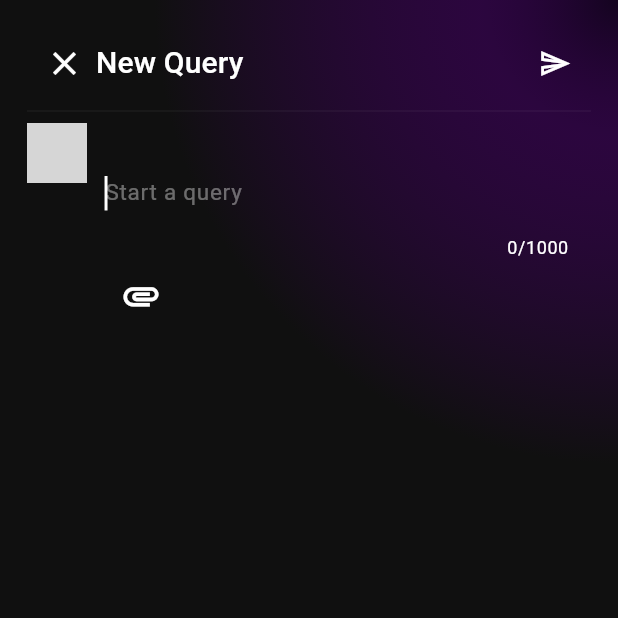
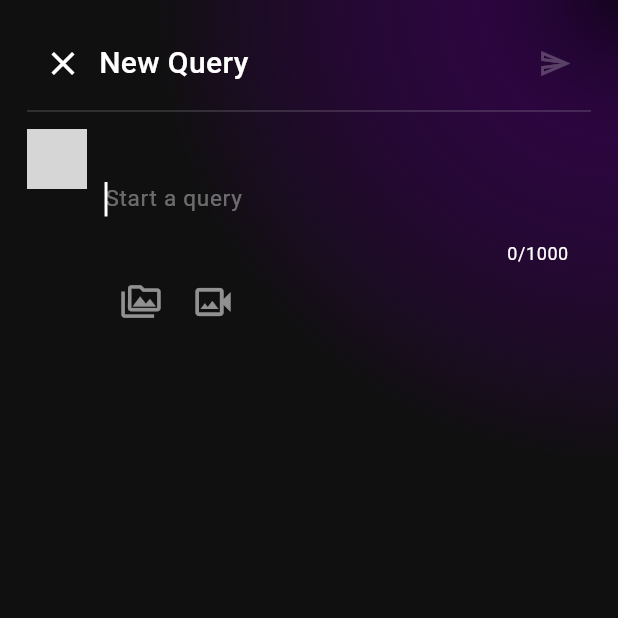
Before and after one commit to Shougotmollik/ByteLoop, a Flutter app: the AddQueryScreen screen opened directly, on a phone screen of 412 x 824 dp, the top half of it. Run offline on Flutter 3.47's test engine with Material 3 defaults, Android fonts, the light colour scheme and no system bars; our stand-ins replace flutter_dotenv, flutter_image_compress, get, get_storage, iconsax_flutter, image_picker and 2 more; accounts and stored records are empty; network calls fail; grey boxes are pictures that could not be loaded.

Commit message:
- Connect add query screen to database          - text content          - image content          - video content

```diff
--- a/lib/services/nav_bar_service.dart
+++ b/lib/services/nav_bar_service.dart
@@ -24,7 +24,8 @@ class NavBarService extends GetxService {
     currentIndex.value = index;
   }
 
-  void selectedHomeScreen() {
-    updateIndex(0);
+  //   Back to previous screen
+  void backToPreviousScreen() {
+    currentIndex.value = previousIndex.value;
   }
 }
--- a/lib/views/main_navbar/query/add_query_app_bar.dart
+++ b/lib/views/main_navbar/query/add_query_app_bar.dart
@@ -1,43 +1,35 @@
 import 'package:flutter/material.dart';
 
 class AddQueryAppBar extends StatelessWidget {
-  const AddQueryAppBar({
-    super.key,
-    required this.tapCloseQuery,
-    required this.tapPost,
-  });
+  const AddQueryAppBar({super.key, required this.tapCloseQuery});
 
   final VoidCallback tapCloseQuery;
-  final VoidCallback tapPost;
+
   @override
   Widget build(BuildContext context) {
     return Column(
-      mainAxisAlignment: MainAxisAlignment.center,
+      mainAxisAlignment: MainAxisAlignment.start,
+      crossAxisAlignment: CrossAxisAlignment.start,
       children: [
         Row(
-          mainAxisAlignment: MainAxisAlignment.spaceBetween,
+          mainAxisAlignment: MainAxisAlignment.start,
           crossAxisAlignment: CrossAxisAlignment.center,
           mainAxisSize: MainAxisSize.max,
           children: [
-            TextButton.icon(
+            IconButton(
               onPressed: tapCloseQuery,
               icon: const Icon(Icons.close, color: Colors.white, size: 26),
-              label: const Text(
-                'New Query',
-                style: TextStyle(
-                  fontSize: 20,
-                  fontWeight: FontWeight.w500,
-                  color: Colors.white,
-                ),
+            ),
+            const Text(
+              'New Query',
+              style: TextStyle(
+                fontSize: 20,
+                fontWeight: FontWeight.w500,
+                color: Colors.white,
               ),
-            ),
-            IconButton(
-              onPressed: tapPost,
-              icon: const Icon(Icons.send_outlined, size: 22),
             ),
           ],
         ),
-        const Divider(color: Colors.white24, thickness: 0.2),
       ],
     );
   }
--- a/lib/views/main_navbar/query/add_query_screen.dart
+++ b/lib/views/main_navbar/query/add_query_screen.dart
@@ -1,7 +1,10 @@
+import 'package:byteloop/constant/app_colors.dart';
 import 'package:byteloop/controllers/query_controller.dart';
 import 'package:byteloop/services/nav_bar_service.dart';
 import 'package:byteloop/services/supabase_service.dart';
 import 'package:byteloop/views/main_navbar/query/add_query_app_bar.dart';
+import 'package:byteloop/views/main_navbar/query/image_preview.dart';
+import 'package:byteloop/views/main_navbar/query/video_preview.dart';
 import 'package:byteloop/views/widgets/nav_bar/common_widget/custom_radial_background.dart';
 import 'package:byteloop/views/widgets/nav_bar/profile/custom_circle_avatar.dart';
 import 'package:flutter/material.dart';
@@ -28,11 +31,46 @@ class _AddQueryScreenState extends State<AddQueryScreen> {
             child: Padding(
               padding: const EdgeInsets.all(18.0),
               child: Column(
-                children: [
-                  AddQueryAppBar(
-                    tapCloseQuery: () => navBarService.selectedHomeScreen(),
-                    tapPost: () {},
+                children: <Widget>[
+                  Row(
+                    mainAxisAlignment: MainAxisAlignment.spaceBetween,
+                    crossAxisAlignment: CrossAxisAlignment.center,
+                    children: [
+                      AddQueryAppBar(
+                        tapCloseQuery: () =>
+                            navBarService.backToPreviousScreen(),
+                      ),
+                      Obx(
+                        () => IconButton(
+                          onPressed: () {
+                            if (queryController.content.value.isNotEmpty) {
+                              queryController.store(
+                                supabaseService.currentUser.value!.id,
+                              );
+                            }
+                          },
+                          icon: queryController.loading.value
+                              ? const SizedBox(
+                                  height: 20,
+                                  width: 20,
+                                  child: CircularProgressIndicator(
+                                    color: AppColors.purpleBgColor,
+                                  ),
+                                )
+                              : Icon(
+                                  Icons.send_outlined,
+                                  size: 22,
+                                  color:
+                                      queryController.content.value.isNotEmpty
+                                      ? Colors.white
+                                      : Colors.white24,
+                                ),
+                        ),
+                      ),
+                    ],
                   ),
+                  const Divider(color: Colors.white24, thickness: 0.75),
+                  const SizedBox(height: 4.0),
                   Row(
                     crossAxisAlignment: CrossAxisAlignment.start,
                     spacing: 12,
@@ -85,9 +123,26 @@ class _AddQueryScreenState extends State<AddQueryScreen> {
   }
 
   Widget _buildAssetsSelectionBtn() {
-    return IconButton(
-      onPressed: () => queryController.pickImage(),
-      icon: const Icon(Icons.attachment, color: Colors.white, size: 28),
+    return Row(
+      children: [
+        IconButton(
+          onPressed: () => queryController.pickImage(),
+          icon: const Icon(
+            Icons.perm_media_outlined,
+            color: Colors.white54,
+            size: 26,
+          ),
+        ),
+
+        IconButton(
+          onPressed: () => queryController.pickVideo(),
+          icon: const Icon(
+            Icons.video_camera_back_outlined,
+            color: Colors.white54,
+            size: 28,
+          ),
+        ),
+      ],
     );
   }
 
@@ -95,35 +150,16 @@ class _AddQueryScreenState extends State<AddQueryScreen> {
     return Column(
       children: [
         if (queryController.image.value != null)
-          Stack(
-            alignment: Alignment.topRight,
-            children: [
-              ClipRRect(
-                borderRadius: BorderRadiusGeometry.circular(10),
-                child: Image.file(
-                  queryController.image.value!,
-                  fit: BoxFit.cover,
-                  alignment: Alignment.topCenter,
-                ),
-              ),
-              Positioned(
-                right: 8,
-                top: 8,
-                child: CircleAvatar(
-                  backgroundColor: Colors.black45,
-                  child: IconButton(
-                    onPressed: () {
-                      queryController.image.value = null;
-                    },
-                    icon: const Icon(
-                      Icons.close_rounded,
-                      color: Colors.white,
-                      weight: 50,
-                    ),
-                  ),
-                ),
-              ),
-            ],
+          ImagePreview(
+            image: queryController.image.value!,
+            onRemove: () => queryController.image.value = null,
+          ),
+        const SizedBox(height: 12),
+
+        if (queryController.video.value != null)
+          VideoPreview(
+            video: queryController.video.value!,
+            onRemove: () => queryController.video.value = null,
           ),
       ],
     );
--- a/pubspec.yaml
+++ b/pubspec.yaml
@@ -43,6 +43,7 @@ dependencies:
   image_picker: ^1.1.2
   flutter_image_compress: ^2.4.0
   uuid: ^4.5.1
+  video_player: ^2.10.0
 
 
 dev_dependencies:
```
Also changed, not shown: lib/controllers/query_controller.dart (+71 -5 lines), lib/utils/helper.dart (+17 -4 lines), lib/views/main_navbar/query/image_preview.dart (added, +37 -0 lines), lib/views/main_navbar/query/video_preview.dart (added, +85 -0 lines), pubspec.lock, 1 other file.
